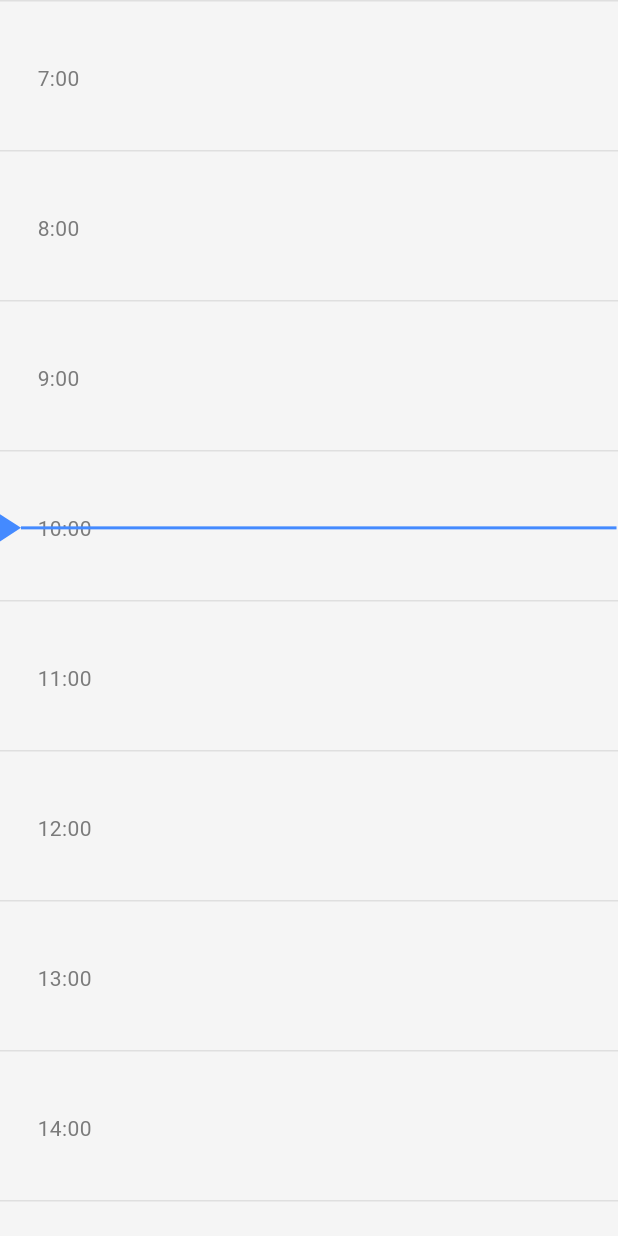
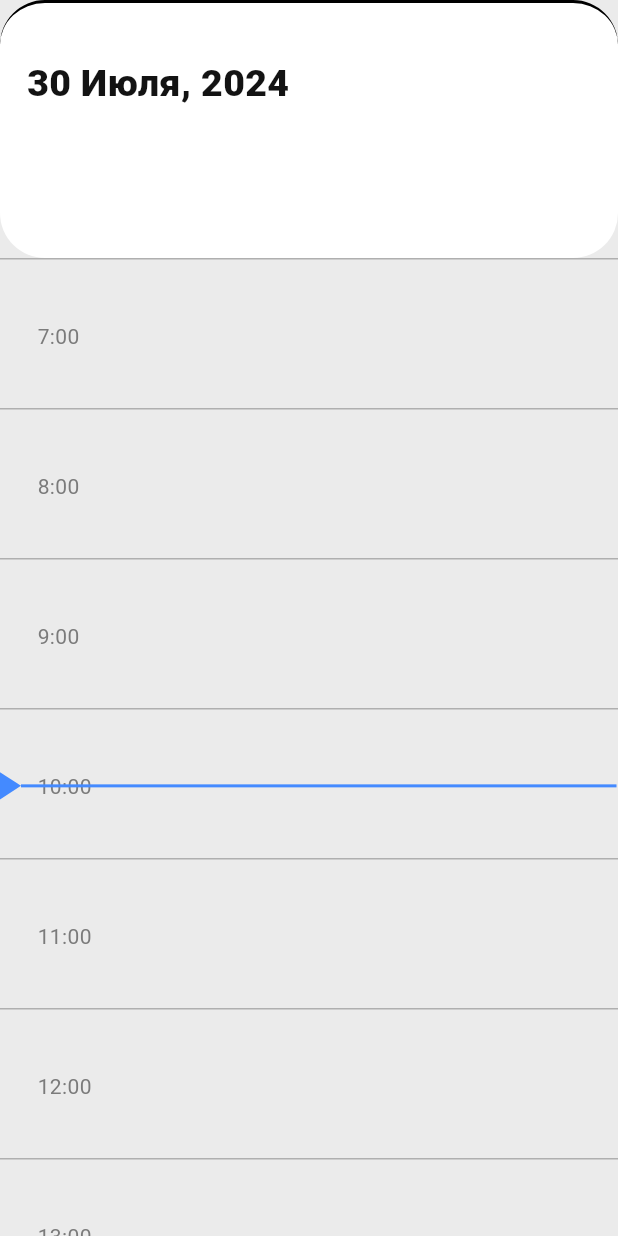
Before and after one commit to DenUP/shedule, a Flutter app: the screen it shows after launch, on a phone screen of 412 x 824 dp. Run offline on Flutter 3.47's test engine with Material 3 defaults, Android fonts, the phone set to English and light mode, and no system bars; our stand-ins replace equatable, flutter_bloc, flutter_svg, get_it, supabase_flutter; accounts and stored records are empty.

Commit message:
add: header - text/container

```diff
--- a/lib/features/shedule/presentation/pages/shedule_page.dart
+++ b/lib/features/shedule/presentation/pages/shedule_page.dart
@@ -28,8 +28,42 @@ class ShedulePage extends StatelessWidget {
     final currentTop = timeToPixels(now, hourHeight);
 
     return Scaffold(
-      backgroundColor: Colors.grey[100],
-      body: SingleChildScrollView(
+      backgroundColor: Color(0xFFEBEBEB),
+      body: Column(
+        children: [
+          Container(
+            height: 172,
+            width: MediaQuery.of(context).size.width,
+            decoration: BoxDecoration(
+              color: Colors.white,
+              borderRadius: BorderRadiusGeometry.vertical(
+                top: Radius.circular(30),
+                bottom: Radius.circular(30),
+              ),
+              border: BoxBorder.fromLTRB(
+                top: BorderSide(color: Colors.black, width: 2),
+              ),
+            ),
+            child: Column(
+              crossAxisAlignment: CrossAxisAlignment.start,
+              children: [
+                Padding(
+                  padding: EdgeInsetsGeometry.fromLTRB(18, 36, 0, 0),
+                  child: Text(
+                    '30 Июля, 2024',
+                    style: TextStyle(
+                      color: Color(0xFF131313),
+                      fontSize: 25,
+                      fontWeight: FontWeight.w900,
+                    ),
+                  ),
+                ),
+                // DatePicker
+              ],
+            ),
+          ),
+          Expanded(
+            child: SingleChildScrollView(
               child: SizedBox(
                 height: 10 * hourHeight, // высота для всех часов
                 child: BlocConsumer<SheduleBloc, SheduleState>(
@@ -58,7 +92,12 @@ class ShedulePage extends StatelessWidget {
                                           right: 0,
                                           child: Container(
                                             height: 1,
-                                      color: Color(0xFFDFDFDF),
+                                            color: Color.fromARGB(
+                                              255,
+                                              175,
+                                              175,
+                                              175,
+                                            ),
                                           ),
                                         ),
                                         Positioned(
@@ -97,12 +136,14 @@ class ShedulePage extends StatelessWidget {
                                   child: Container(
                                     height: height,
                                     decoration: BoxDecoration(
-                                color: taskColors[index % taskColors.length],
+                                      color:
+                                          taskColors[index % taskColors.length],
                                       borderRadius: BorderRadius.circular(16),
                                     ),
                                     padding: const EdgeInsets.all(12),
                                     child: Column(
-                                crossAxisAlignment: CrossAxisAlignment.start,
+                                      crossAxisAlignment:
+                                          CrossAxisAlignment.start,
                                       children: [
                                         Text(
                                           task.subjectName,
@@ -163,7 +204,9 @@ class ShedulePage extends StatelessWidget {
                                     Container(
                                       height: 2,
                                       color: Colors.blueAccent,
-                                width: MediaQuery.of(context).size.width - 15,
+                                      width:
+                                          MediaQuery.of(context).size.width -
+                                          15,
                                     ),
                                   ],
                                 ),
@@ -175,6 +218,9 @@ class ShedulePage extends StatelessWidget {
                 ),
               ),
             ),
+          ),
+        ],
+      ),
     );
   }
 }
```
Lines whose indentation alone changed are shown as unchanged.
